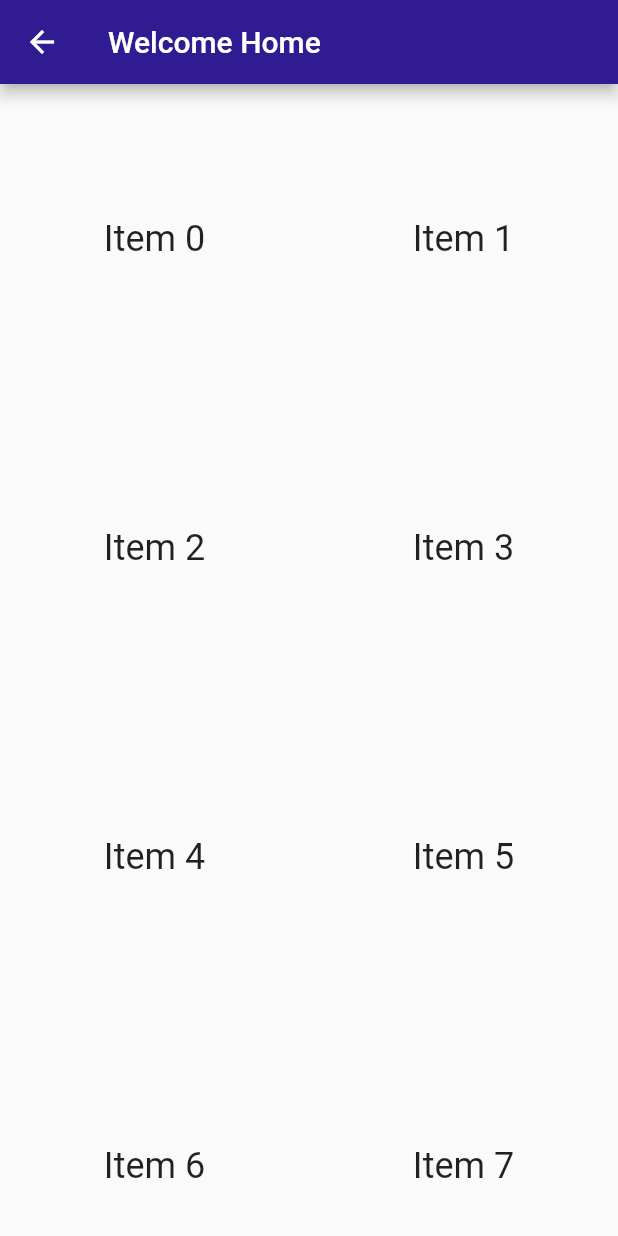
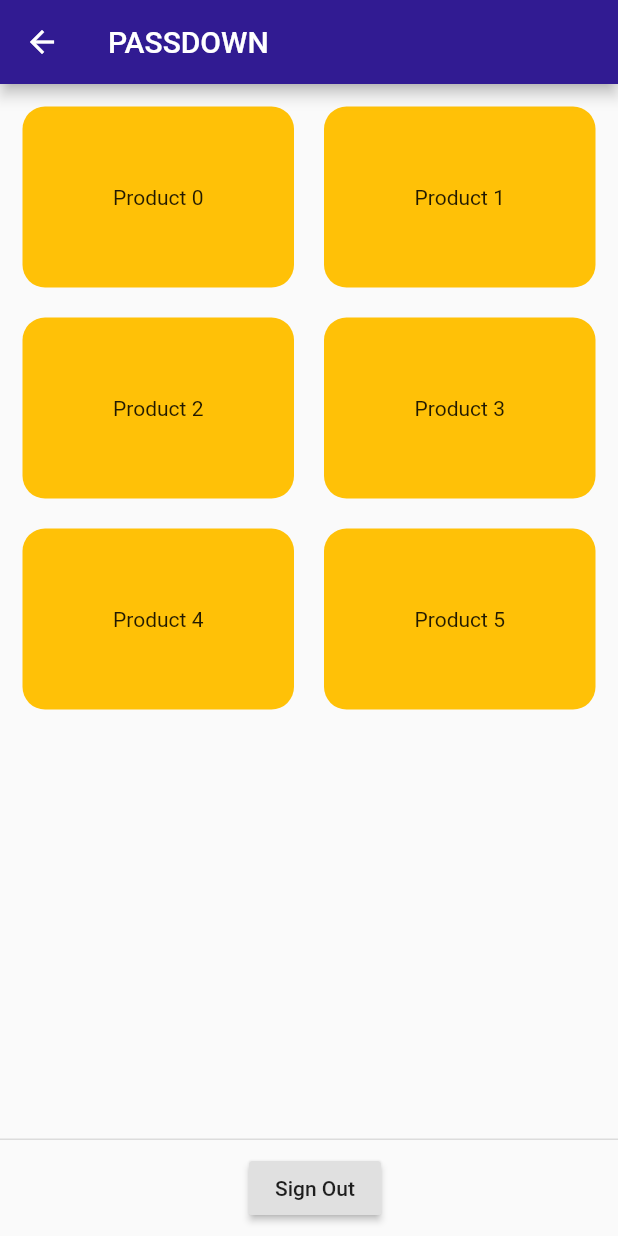
Before and after one commit to taiwooladipupo/passdown_uh_taiwo, a Flutter app: the HomePage screen opened by its route, on a phone screen of 412 x 824 dp. Run offline on Flutter 3.47's test engine with Material 2 defaults, Android fonts, the phone set to English and light mode, and no system bars; our stand-ins replace firebase_auth, firebase_core; accounts and stored records are empty.

Commit message:
More Changes Committed... 1. Refactored the Scrollable Grid List added to home screen to use GridBuilder class 2. Implemented a persistent footer with a signout button

```diff
--- a/lib/views/home.dart
+++ b/lib/views/home.dart
@@ -3,32 +3,41 @@ import 'package:passdown/authentication_service.dart';
 import 'package:passdown/theme/routes.dart';
 import 'package:provider/provider.dart';
 
-class HomePage extends StatefulWidget {
-  @override
-  _HomePageState createState() => _HomePageState();
-}
+class HomePage extends StatelessWidget {
+  final List<Map> myProducts =
+      List.generate(6, (index) => {"id": index, "name": "Product $index"})
+          .toList();
 
-class _HomePageState extends State<HomePage> {
   @override
   Widget build(BuildContext context) {
-    final title = 'Grid List';
-
     return Scaffold(
       appBar: AppBar(
         backgroundColor: Colors.deepPurple.shade900,
-        title: Text('Welcome Home'),
+        title: Text('PASSDOWN'),
       ),
-      body: GridView.count(
-        // Create a grid with 2 columns. If you change the scrollDirection to
-        // horizontal, this produces 2 rows.
-          crossAxisCount: 2,
-          // Generate 100 widgets that display their index in the List.
-          children: List.generate(10, (index) {
-            return Center(
-              child: Text(
-                'Item $index',
-                style: Theme.of(context).textTheme.headline5,
+      body: Padding(
+        padding: const EdgeInsets.all(15.0),
+        child: GridView.builder(
+            gridDelegate: SliverGridDelegateWithMaxCrossAxisExtent(
+                maxCrossAxisExtent: 200,
+                childAspectRatio: 3 / 2,
+                crossAxisSpacing: 20,
+                mainAxisSpacing: 20),
+            itemCount: myProducts.length,
+            itemBuilder: (BuildContext context, index) {
+              return Container(
+                alignment: Alignment.center,
+                child: Text(myProducts[index]["name"]),
+                decoration: BoxDecoration(
+                  color: Colors.amber,
+                  borderRadius: BorderRadius.circular(15),
                 ),
+              );
+            }),
+      ),
+      persistentFooterButtons: [
+          Padding(
+           padding: const EdgeInsets.only(right: 150.0),
            child: RaisedButton(
             onPressed: () {
               context.read<AuthenticationService>().SignOut();
@@ -36,9 +45,8 @@ class _HomePageState extends State<HomePage> {
             },
             child: Text('Sign Out'),
           ),
-            );
-          }),
         ),
+      ],
     );
   }
 }
```
Also changed, not shown: 1 other file. Lines whose indentation alone changed are shown as unchanged.
